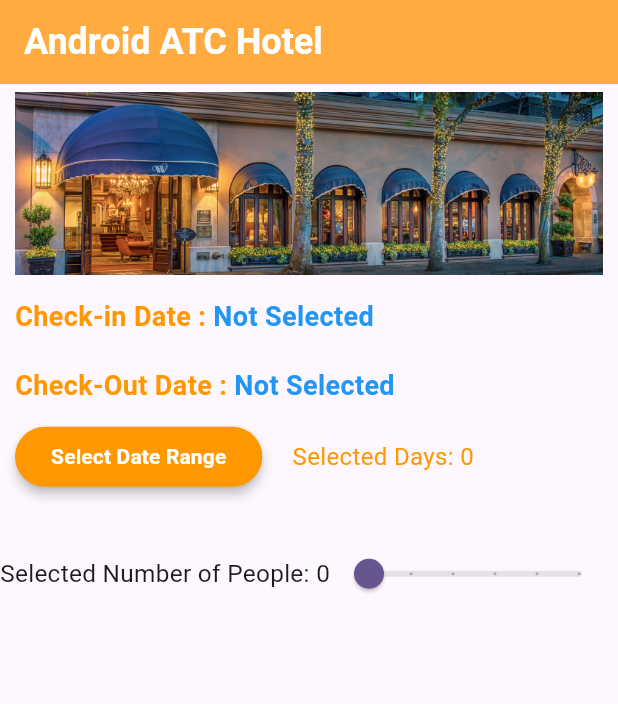
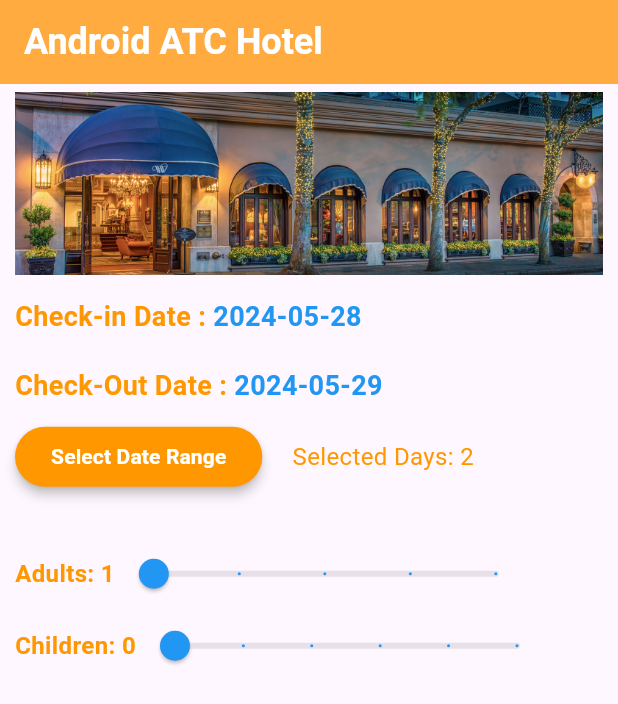
Before and after one commit to NadaMakkawy/task_11, a Flutter app: the screen it shows after launch, on a phone screen of 412 x 824 dp. Shown: the top 704 px of the screen. Run offline on Flutter 3.47's test engine with Material 3 defaults, Android fonts, the phone set to English and light mode, and no system bars.

Commit message:
added slide bar widget, modified date picker

```diff
--- a/lib/date_picker_widget.dart
+++ b/lib/date_picker_widget.dart
@@ -8,15 +8,12 @@ class DatePickerWidget extends StatefulWidget {
 }
 
 class _DatePickerWidgetState extends State<DatePickerWidget> {
-  DateTime? startDate;
-  DateTime? endDate;
+  DateTime startDate = DateTime.now();
+  DateTime endDate = DateTime.now().add(const Duration(days: 1));
 
   int getSelectedDays() {
-    if (startDate != null && endDate != null) {
-      final difference = endDate!.difference(startDate!);
-      return difference.inDays + 1;
-    }
-    return 0;
+    final difference = endDate.difference(startDate);
+    return difference.inDays + 1;
   }
 
   // String getSelectedDateRange() {
@@ -28,8 +25,8 @@ class _DatePickerWidgetState extends State<DatePickerWidget> {
 
   Future<void> selectDateRange(BuildContext context) async {
     final initialDateRange = DateTimeRange(
-      start: startDate ?? DateTime.now(),
-      end: endDate ?? DateTime.now().add(const Duration(days: 3)),
+      start: startDate,
+      end: endDate,
     );
 
     final picked = await showDateRangePicker(
@@ -65,9 +62,7 @@ class _DatePickerWidgetState extends State<DatePickerWidget> {
                 ),
               ),
               Text(
-                startDate != null
-                    ? startDate!.toString().split(' ')[0]
-                    : 'Not Selected',
+                startDate.toString().split(' ')[0],
                 style: const TextStyle(
                   fontSize: 18,
                   fontWeight: FontWeight.bold,
@@ -88,9 +83,7 @@ class _DatePickerWidgetState extends State<DatePickerWidget> {
                 ),
               ),
               Text(
-                endDate != null
-                    ? endDate!.toString().split(' ')[0]
-                    : 'Not Selected',
+                endDate.toString().split(' ')[0],
                 style: const TextStyle(
                   fontSize: 18,
                   fontWeight: FontWeight.bold,
--- a/lib/slide_bar_widget.dart
+++ b/lib/slide_bar_widget.dart
@@ -1,39 +1,120 @@
 import 'package:flutter/material.dart';
 
 class SlideBarWidget extends StatefulWidget {
-  const SlideBarWidget({Key? key});
+  const SlideBarWidget({super.key});
 
   @override
   State<SlideBarWidget> createState() => _SlideBarWidgetState();
 }
 
 class _SlideBarWidgetState extends State<SlideBarWidget> {
-  double currentSliderValue = 0;
+  double adultSliderValue = 1;
+  double chilrenSliderValue = 0;
 
   @override
   Widget build(BuildContext context) {
+    return Padding(
+      padding: const EdgeInsets.symmetric(horizontal: 10),
+      child: Column(
+        children: [
+          // Row(
+          //   mainAxisAlignment: MainAxisAlignment.start,
+          //   children: [
+          //     Flexible(
+          //       child: FittedBox(
+          //         child: Text(
+          //           'Adults: ${adultSliderValue.round()}',
+          //           style: const TextStyle(
+          //               fontSize: 16,
+          //               fontWeight: FontWeight.bold,
+          //               color: Colors.orange),
+          //         ),
+          //       ),
+          //     ),
+          //     const SizedBox(height: 20),
+          //     Slider(
+          //       value: adultSliderValue,
+          //       min: 1,
+          //       max: 5,
+          //       divisions: 4,
+          //       activeColor: Colors.blue,
+          //       label: adultSliderValue.round().toString(),
+          //       onChanged: (double value) {
+          //         adultSliderValue = value;
+          //         setState(() {});
+          //       },
+          //     ),
+          //   ],
+          // ),
+
+          SlideBarTemp(
+            currentSliderValue: adultSliderValue,
+            title: 'Adults',
+            minVal: 1,
+            divisions: 4,
+          ),
+          SlideBarTemp(
+            currentSliderValue: chilrenSliderValue,
+            title: 'Children',
+            minVal: 0,
+            divisions: 5,
+          ),
+        ],
+      ),
+    );
+  }
+}
+
+// ignore: must_be_immutable
+class SlideBarTemp extends StatefulWidget {
+  double currentSliderValue;
+  final String title;
+  final double minVal;
+  final int divisions;
+
+  SlideBarTemp(
+      {super.key,
+      required this.currentSliderValue,
+      required this.title,
+      required this.minVal,
+      required this.divisions});
+
+  @override
+  State<SlideBarTemp> createState() => _SlideBarTempState();
+}
+
+class _SlideBarTempState extends State<SlideBarTemp> {
+  @override
+  Widget build(BuildContext context) {
     return Row(
-      mainAxisAlignment: MainAxisAlignment.center,
+      mainAxisAlignment: MainAxisAlignment.start,
       children: [
         Flexible(
           child: FittedBox(
             child: Text(
-              'Selected Number of People: ${currentSliderValue.round()}',
-              style: TextStyle(fontSize: 20),
+              '${widget.title}: ${widget.currentSliderValue.round()}',
+              style: const TextStyle(
+                  fontSize: 16,
+                  fontWeight: FontWeight.bold,
+                  color: Colors.orange),
             ),
           ),
         ),
-        SizedBox(height: 20),
-        Slider(
-          value: currentSliderValue,
-          min: 0,
-          max: 5,
-          divisions: 5,
-          label: currentSliderValue.round().toString(),
-          onChanged: (double value) {
-            currentSliderValue = value;
-            setState(() {});
-          },
+        const SizedBox(height: 20),
+        SizedBox(
+          width: 280,
+          child: Slider(
+            value: widget.currentSliderValue,
+            min: widget.minVal,
+            max: 5,
+            divisions: widget.divisions,
+            activeColor: Colors.blue,
+            label: widget.currentSliderValue.round().toString(),
+            onChanged: (double value) {
+              widget.currentSliderValue = value;
+              setState(() {});
+            },
+          ),
         ),
       ],
     );
```
